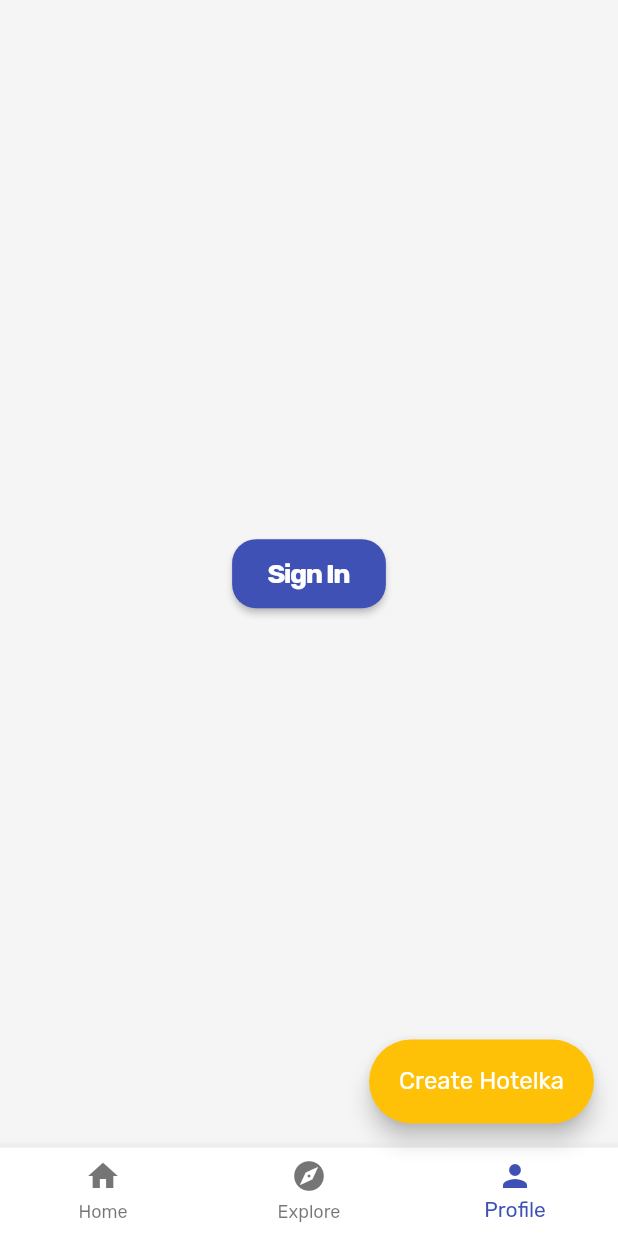
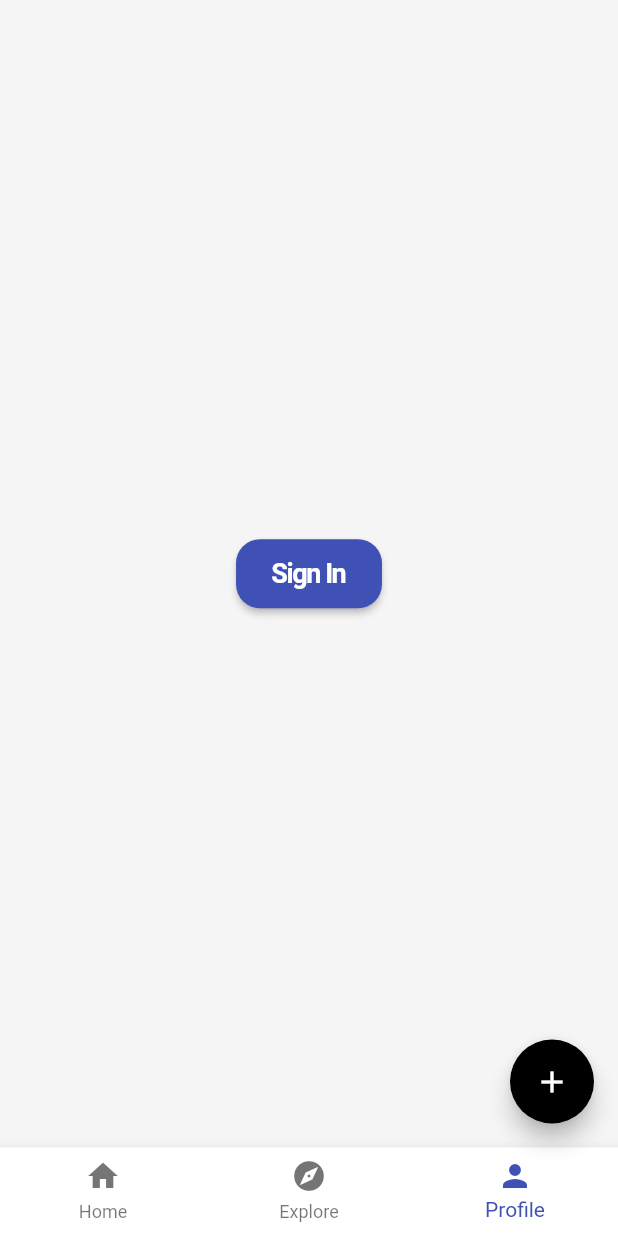
Before and after one commit to Artem-Neludimi/hotelki, a Flutter app: the HomePage screen opened by its route, item 3 of the bottom bar chosen, on a phone screen of 412 x 824 dp. Run offline on Flutter 3.47's test engine with Material 2 defaults, Android fonts, the phone set to English and light mode, and no system bars; our stand-ins replace cached_network_image, firebase_auth, firebase_core, flutter_bloc, go_router, loggy and 2 more; accounts and stored records are empty.

Commit message:
removing google fonts

```diff
--- a/lib/core/app/style.dart
+++ b/lib/core/app/style.dart
@@ -1,5 +1,4 @@
 import 'package:flutter/material.dart';
-import 'package:google_fonts/google_fonts.dart';
 
 final lightTheme = _getTheme();
 
@@ -302,5 +301,5 @@ TextTheme _getTextTheme(ColorScheme colorScheme) {
     ),
   );
 
-  return GoogleFonts.rubikTextTheme(textTheme);
+  return textTheme;
 }
--- a/lib/feature/home/ui/page/home_page.dart
+++ b/lib/feature/home/ui/page/home_page.dart
@@ -2,8 +2,6 @@ import 'package:flutter/material.dart';
 import 'package:scalable_flutter_app_starter/core/extension/context.dart';
 import 'package:scalable_flutter_app_starter/core/navigation/route.dart';
 import 'package:scalable_flutter_app_starter/feature/user/ui/widget/profile_tab.dart';
-
-import '../../../../core/localization/generated/l10n.dart';
 
 class HomePage extends StatefulWidget {
   const HomePage({super.key});
@@ -77,9 +75,10 @@ class _HomePageState extends State<HomePage> {
     return Scaffold(
       body: body,
       bottomNavigationBar: bottomNavigationBar,
-      floatingActionButton: FloatingActionButton.extended(
+      floatingActionButton: FloatingActionButton(
+        backgroundColor: context.colorScheme.onSecondary,
         onPressed: () => AppRoute.creatingHotelka.push(context),
-        label: Text(S.of(context).createHotelka),
+        child: const Icon(Icons.add),
       ),
     );
   }
--- a/pubspec.yaml
+++ b/pubspec.yaml
@@ -10,18 +10,13 @@ environment:
 dependencies:
   flutter:
     sdk: flutter
-
-  # Common
   flutter_bloc: ^8.1.3
   loggy: ^2.0.3
   flutter_loggy: ^2.0.2
   go_router: ^11.1.3
   package_info_plus: ^4.2.0
   url_launcher: ^6.1.14
-  google_fonts: ^6.1.0
   cached_network_image: ^3.3.0
-
-  # iOS
   cupertino_icons: ^1.0.2
   firebase_core: ^2.20.0
   firebase_auth: ^4.12.0
```
Also changed, not shown: lib/feature/creating_hotelka/ui/page/creating_hotelka.dart (+6 -1 lines), lib/main.dart (+0 -13 lines), pubspec.lock.
